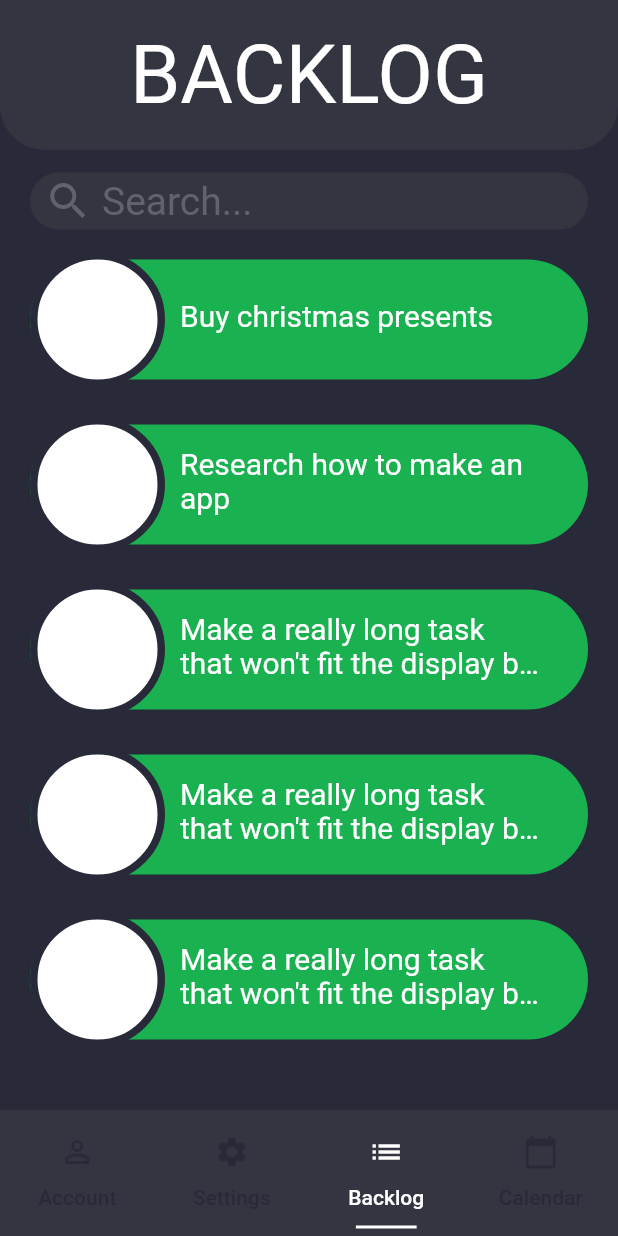
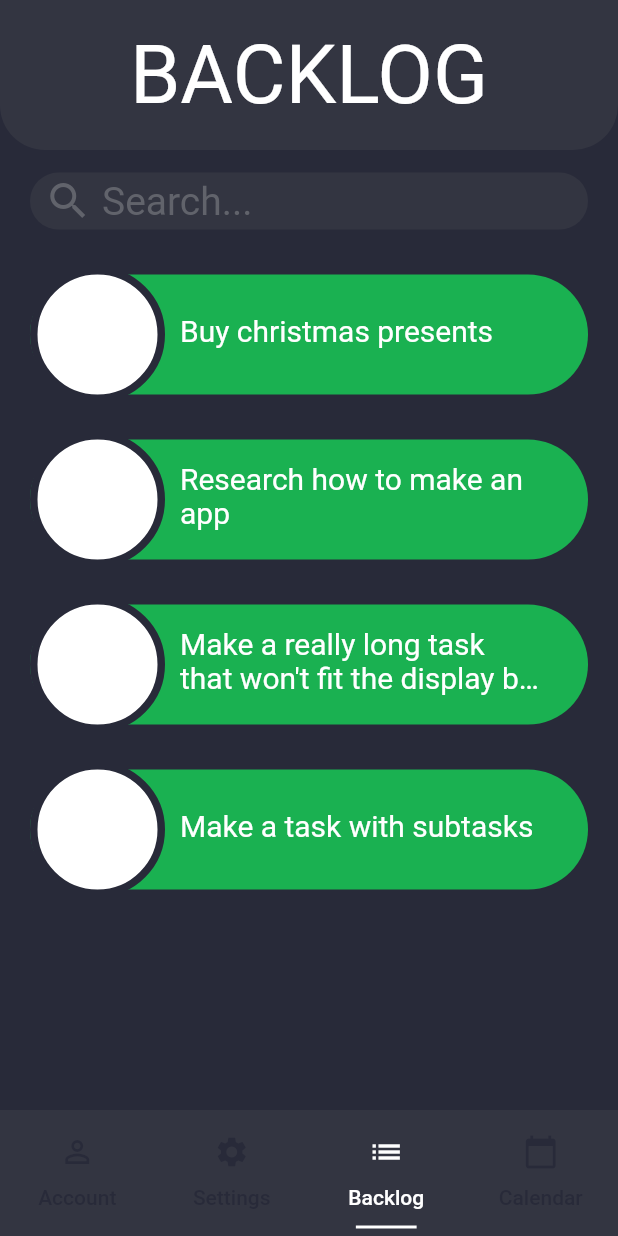
Before and after one commit to MarrMann/ProductivityApp, a Flutter app: the screen it shows after launch, item 3 of the bottom bar chosen, on a phone screen of 412 x 824 dp. Run offline on Flutter 3.47's test engine with Material 2 defaults, Android fonts, the phone set to English and light mode, and no system bars; Roboto replaces fonts that are missing (Yu Gothic UI).

Commit message:
Created a base Task class + made reorderables' background transparent

```diff
--- /dev/null
+++ b/SimpleWeek/lib/Models/Classes/task.dart
@@ -0,0 +1,16 @@
+import 'dart:convert';
+import 'package:crypto/crypto.dart';
+import 'package:flutter/material.dart';
+import 'package:SimpleWeek/Models/global.dart';
+
+class Task {
+  List<Task> subTasks;
+  String taskID;
+  String description;
+  Color color;
+  bool completed;
+
+  Task(this.description, this.completed, {this.color = greenNormal}){
+    taskID = md5.convert(utf8.encode(description)).toString();
+  }
+}
--- a/SimpleWeek/lib/Models/Widgets/todo_task.dart
+++ b/SimpleWeek/lib/Models/Widgets/todo_task.dart
@@ -18,7 +18,7 @@ class TodoTask extends StatelessWidget
           Container(
             height: 80,
             width: screenWidth - 40.0,
-            margin: EdgeInsets.only(top: 5.0, right: 0.0),
+            margin: EdgeInsets.only(top: 15.0, right: 0.0),
             decoration: BoxDecoration(
               color: color,
               borderRadius: BorderRadius.all(Radius.circular(40.0)),
@@ -40,6 +40,7 @@ class TodoTask extends StatelessWidget
           Container(
             height: 90.0,
             width: 90.0,
+            margin: EdgeInsets.only(top: 10.0),
             decoration: BoxDecoration(
               color: Colors.white,
               shape: BoxShape.circle,
--- a/SimpleWeek/lib/UI/Backlog/backlog_page.dart
+++ b/SimpleWeek/lib/UI/Backlog/backlog_page.dart
@@ -1,6 +1,7 @@
 import 'package:SimpleWeek/Models/Widgets/todo_task.dart';
 import 'package:flutter/material.dart';
 import 'package:SimpleWeek/Models/global.dart';
+import 'package:SimpleWeek/Models/Classes/task.dart';
 
 class BacklogPage extends StatefulWidget {
   BacklogPage({Key key}) : super(key: key);
@@ -10,35 +11,11 @@ class BacklogPage extends StatefulWidget {
 }
 
 class _BacklogPageState extends State<BacklogPage> {
-  List<TodoTask> todoList = [
-    new TodoTask(
-      key: ValueKey(0),
-      taskText: 'Buy christmas presents',
-    ),
-    new TodoTask(
-      key: ValueKey('Res 0'),
-      taskText: "Research how to make an app",
-    ),
-    new TodoTask(
-      key: ValueKey('Mak 0'),
-      taskText:
-          'Make a really long task that won\'t fit the display box so it will have to overflow',
-    ),
-    new TodoTask(
-      key: ValueKey('Mak 1'),
-      taskText:
-          'Make a really long task that won\'t fit the display box so it will have to overflow',
-    ),
-    new TodoTask(
-      key: ValueKey('Mak 2'),
-      taskText:
-          'Make a really long task that won\'t fit the display box so it will have to overflow',
-    ),
-    new TodoTask(
-      key: ValueKey('Mak 3'),
-      taskText:
-          'Make a really long task that won\'t fit the display box so it will have to overflow',
-    ),
+  List<Task> todoList = [
+    new Task("Buy christmas presents", false),
+    new Task("Research how to make an app", false),
+    new Task("Make a really long task that won\'t fit the display box so it will have to overflow", false),
+    new Task("Make a task with subtasks", false),
   ];
   List<int> items = [];
 
@@ -50,11 +27,11 @@ class _BacklogPageState extends State<BacklogPage> {
     }
   }
 
-  TodoTask makeTask(int index) {
-    TodoTask task = todoList[index];
+  Widget makeTask(int index) {
+    Task task = todoList[index];
     return TodoTask(
-      key: Key(task.taskText + index.toString()),
-      taskText: task.taskText,
+      key: Key(task.taskID),
+      taskText: task.description,
       color: task.color,
     );
   }
@@ -103,6 +80,10 @@ class _BacklogPageState extends State<BacklogPage> {
             children: <Widget>[
               Container(
                 height: height - 100.0 - 38 - 15 - 55,
+                child: Theme(
+                  data: ThemeData(
+                    canvasColor: Colors.transparent,
+                  ),
                   child: ReorderableListView(
                     padding: EdgeInsets.only(top: 68.0, left: 20.0, right: 20.0),
                     children: items.map(makeTask).toList(),
@@ -110,6 +91,7 @@ class _BacklogPageState extends State<BacklogPage> {
                     onReorder: (int oldIndex, int newIndex) {
                       onReorder(oldIndex, newIndex);
                     },
+                  ),
                 ),
               ),
               Container(
```
Lines whose indentation alone changed are shown as unchanged.
